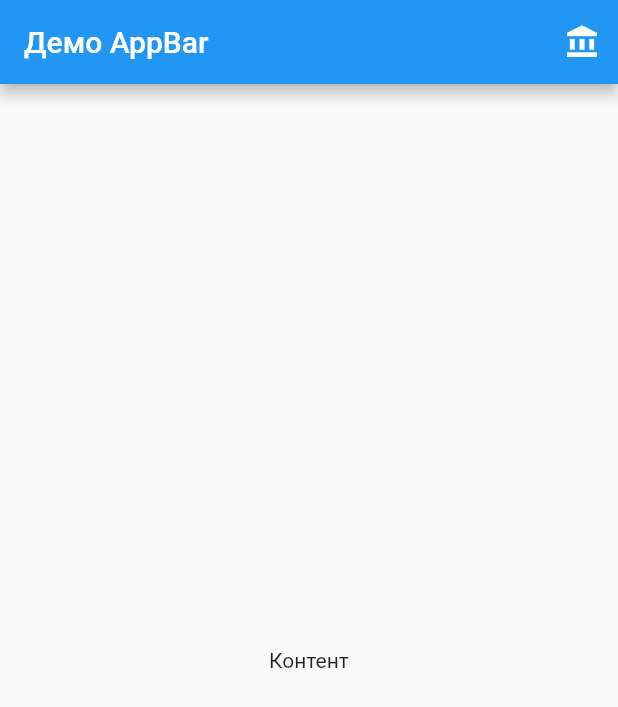
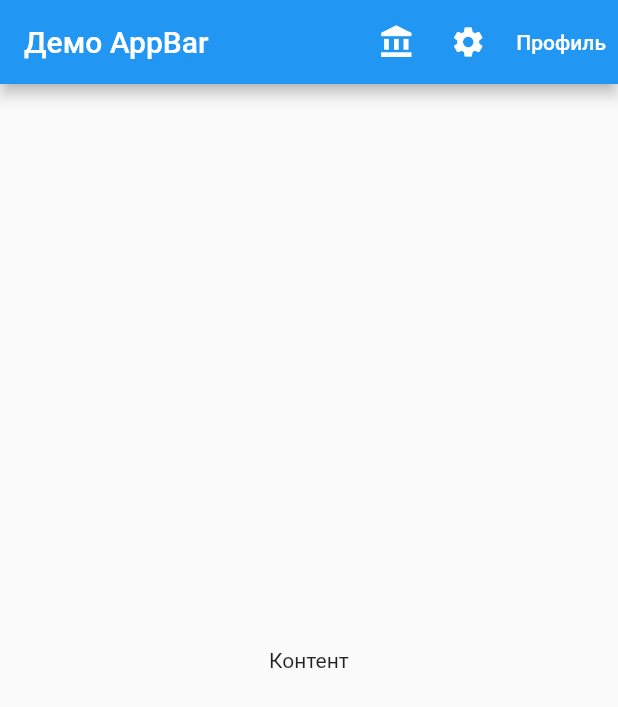
Before and after one commit to Olesya555/auth_page, a Flutter app: the screen it shows after launch, on a phone screen of 412 x 824 dp. Shown: the top 707 px of the screen. Run offline on Flutter 3.47's test engine with Material 2 defaults, Android fonts, the phone set to English and light mode, and no system bars; our stand-ins replace syncfusion_flutter_sliders; missing offline and left inert: sliding_switch.

```diff
--- a/lib/app_bar_screen.dart
+++ b/lib/app_bar_screen.dart
@@ -10,14 +10,33 @@ class AppBarScreen extends StatefulWidget {
 class _AppBarScreenState extends State<AppBarScreen> {
   @override
   Widget build(BuildContext context) {
+    // Пропишем стиль текстовой кнопки
+    final ButtonStyle buttonStyle =
+    TextButton.styleFrom(primary: Theme.of(context).colorScheme.onPrimary);
+
     return MaterialApp(
       home: Scaffold(
         //Создаем AppBar
         appBar: AppBar(
           // Прописываем заголовок AppBar, можем задать тексту стиль и параметры
           title: const Text('Демо AppBar'),
-          actions: <Widget> [
-            IconButton(onPressed: () {}, icon: const Icon(Icons.account_balance)),
+          actions: <Widget> [  // здесь прописываем "дочек" - наши иконки и
+            // текстовые кнопки. Они идут в массиве, списком. Скобки []
+            // вставляем кнопки-иконки, пока с заглушками на нажатие
+            IconButton( // Иконка-кнопка
+                tooltip: 'Баланс', // tooltip: подсказка, срабатывает при "зажатии" на кнопку
+                onPressed: () {},
+                icon: const Icon(Icons.account_balance)),
+
+            IconButton(onPressed: () {}, icon: const Icon(Icons.settings)),
+
+            //Текстовая кнопка, без иконки
+            TextButton(
+                onPressed: () {},
+                child: Text ('Профиль'),
+                style: buttonStyle, // стиль прописан в классе.
+            ),
+
           ],
         ),
         body: const Center(child: Text('Контент')),
```
